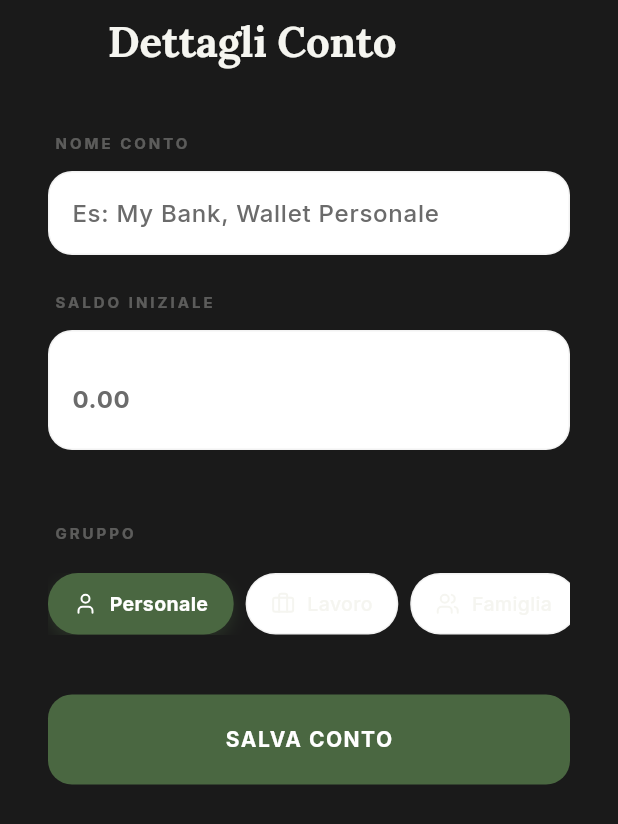
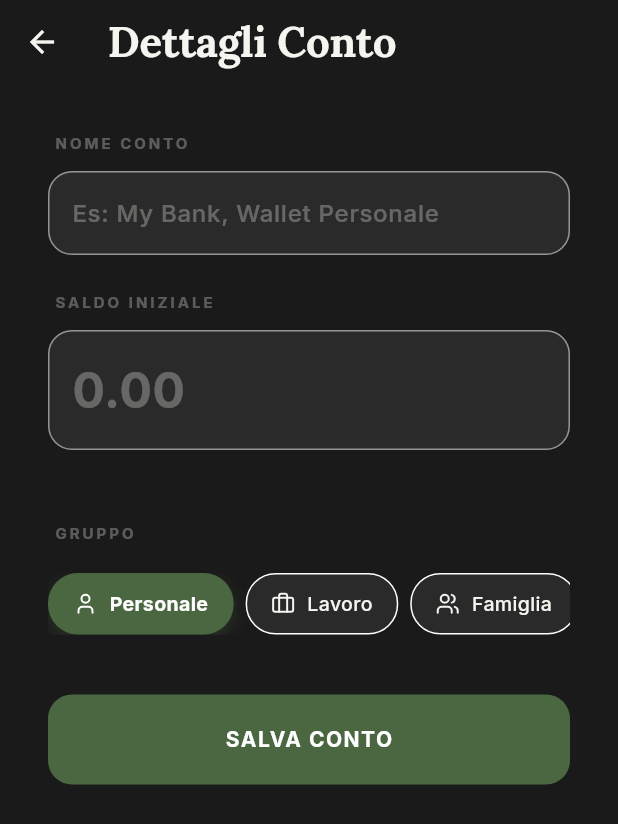
Before and after one commit to xnemesy/Fyne, a Flutter app: the AddAccountScreen screen opened directly, after a tap on "Conto Corrente", on a phone screen of 412 x 824 dp. Shown: the top 824 px of the screen. Run offline on Flutter 3.47's test engine with Material 3 defaults, Android fonts, the phone set to English and light mode, and no system bars; our stand-ins replace cloud_firestore, csv, dio, file_picker, firebase_analytics, firebase_auth and 22 more; missing offline and left inert: bip39, cryptography, crypton, proximity_sensor; accounts and stored records are empty; generated files the repository leaves out were written again; network calls fail.

Commit message:
fix: Enforce dark theme across the app to prevent `GlobalKey` crashes and refactor widgets to explicitly pass `BuildContext`.

```diff
--- a/frontend/lib/presentation/screens/add_account_screen.dart
+++ b/frontend/lib/presentation/screens/add_account_screen.dart
@@ -20,46 +20,49 @@ class _AddAccountScreenState extends ConsumerState<AddAccountScreen> {
   AccountType? _selectedType;
   final _nameController = TextEditingController();
   final _balanceController = TextEditingController();
-  final _cryptoIdController = TextEditingController(); // For crypto symbol/id
+  final _cryptoIdController = TextEditingController();
   bool _isSaving = false;
   String _selectedGroup = 'Personale';
 
+  // Fix Bug 2: chip gruppo usa colorScheme invece di Colors.white hardcoded
   Widget _buildGroupChip(String label, IconData icon) {
     final isSelected = _selectedGroup == label;
+    final cs = Theme.of(context).colorScheme;
     return GestureDetector(
       onTap: () => setState(() => _selectedGroup = label),
       child: AnimatedContainer(
         duration: const Duration(milliseconds: 200),
         padding: const EdgeInsets.symmetric(horizontal: 16, vertical: 10),
         decoration: BoxDecoration(
-          color: isSelected ? const Color(0xFF4A6741) : Colors.white,
+          color: isSelected
+              ? const Color(0xFF4A6741)
+              // Fix Bug 2: sfondo chip non selezionato tema-aware
+              : cs.surfaceContainerHighest,
           borderRadius: BorderRadius.circular(20),
           border: Border.all(
-              color: isSelected
-                  ? Colors.transparent
-                  : Colors.black.withOpacity(0.05)),
+            color: isSelected ? Colors.transparent : cs.outlineVariant,
+          ),
           boxShadow: isSelected
               ? [
                   BoxShadow(
                     color: const Color(0xFF4A6741).withOpacity(0.3),
                     blurRadius: 8,
-                      offset: const Offset(0, 4))
+                    offset: const Offset(0, 4),
+                  )
                 ]
               : [],
         ),
         child: Row(
           mainAxisSize: MainAxisSize.min,
           children: [
-            Icon(icon,
-                size: 16,
-                color: isSelected ? Colors.white : Theme.of(context).colorScheme.onSurface),
+            Icon(icon, size: 16, color: isSelected ? Colors.white : cs.onSurface),
             const SizedBox(width: 8),
             Text(
               label,
               style: GoogleFonts.inter(
                 fontSize: 13,
                 fontWeight: isSelected ? FontWeight.bold : FontWeight.w500,
-                color: isSelected ? Colors.white : Theme.of(context).colorScheme.onSurface,
+                color: isSelected ? Colors.white : cs.onSurface,
               ),
             ),
           ],
@@ -95,11 +98,15 @@ class _AddAccountScreenState extends ConsumerState<AddAccountScreen> {
         title: Text(
           _selectedType == null ? "Tipo Conto" : "Dettagli Conto",
           style: GoogleFonts.lora(
-              fontWeight: FontWeight.bold, color: Theme.of(context).colorScheme.onSurface),
+            fontWeight: FontWeight.bold,
+            // Fix Bug 2: colore AppBar titolo tema-aware
+            color: Theme.of(context).colorScheme.onSurface,
+          ),
         ),
         backgroundColor: Colors.transparent,
         elevation: 0,
-        iconTheme: const IconThemeData(color: Color(0xFF1A1A1A)),
+        // Fix Bug 2: icona back tema-aware invece di 0xFF1A1A1A hardcoded
+        iconTheme: IconThemeData(color: Theme.of(context).colorScheme.onSurface),
       ),
       body: AnimatedSwitcher(
         duration: const Duration(milliseconds: 300),
@@ -111,18 +118,18 @@ class _AddAccountScreenState extends ConsumerState<AddAccountScreen> {
   }
 
   Widget _buildTypeSelection() {
+    final cs = Theme.of(context).colorScheme;
     return ListView(
       padding: const EdgeInsets.all(24),
       children: [
-        // Automatic Banking Option
+        // Connessione automatica (gradient — sempre leggibile white-on-green)
         Padding(
           padding: const EdgeInsets.only(bottom: 24),
           child: InkWell(
             onTap: () {
               Navigator.push(
                 context,
-                MaterialPageRoute(
-                    builder: (context) => const BankSelectionScreen()),
+                MaterialPageRoute(builder: (context) => const BankSelectionScreen()),
               );
             },
             borderRadius: BorderRadius.circular(20),
@@ -151,8 +158,7 @@ class _AddAccountScreenState extends ConsumerState<AddAccountScreen> {
                       color: Colors.white.withOpacity(0.2),
                       borderRadius: BorderRadius.circular(12),
                     ),
-                    child: const Icon(LucideIcons.zap,
-                        color: Colors.white, size: 24),
+                    child: const Icon(LucideIcons.zap, color: Colors.white, size: 24),
                   ),
                   const SizedBox(width: 20),
                   Column(
@@ -176,8 +182,7 @@ class _AddAccountScreenState extends ConsumerState<AddAccountScreen> {
                     ],
                   ),
                   const Spacer(),
-                  const Icon(LucideIcons.chevronRight,
-                      color: Colors.white, size: 18),
+                  const Icon(LucideIcons.chevronRight, color: Colors.white, size: 18),
                 ],
               ),
             ),
@@ -187,6 +192,7 @@ class _AddAccountScreenState extends ConsumerState<AddAccountScreen> {
         _buildInputLabel("O AGGIUNGI MANUALMENTE"),
         const SizedBox(height: 8),
 
+        // Fix Bug 2: container tipi conto usa colorScheme.surface
         ...AccountType.values.map((type) {
           return Padding(
             padding: const EdgeInsets.only(bottom: 16),
@@ -196,36 +202,40 @@ class _AddAccountScreenState extends ConsumerState<AddAccountScreen> {
               child: Container(
                 padding: const EdgeInsets.all(20),
                 decoration: BoxDecoration(
-                  color: Colors.white,
+                  // Fix Bug 2: sfondo tema-aware, leggibile in dark mode
+                  color: cs.surface,
                   borderRadius: BorderRadius.circular(20),
-                  border: Border.all(color: Colors.black.withOpacity(0.05)),
+                  border: Border.all(color: cs.outlineVariant.withOpacity(0.5)),
                 ),
                 child: Row(
                   children: [
                     Container(
                       padding: const EdgeInsets.all(12),
                       decoration: BoxDecoration(
-                        color: const Color(0xFF4A6741).withOpacity(0.1),
+                        color: const Color(0xFF4A6741).withOpacity(0.15),
                         borderRadius: BorderRadius.circular(12),
                       ),
-                      child: Icon(_typeIcons[type],
-                          color: const Color(0xFF4A6741), size: 24),
+                      child: Icon(_typeIcons[type], color: const Color(0xFF4A6741), size: 24),
                     ),
                     const SizedBox(width: 20),
                     Text(
                       _typeLabels[type]!,
                       style: GoogleFonts.inter(
-                          fontWeight: FontWeight.w600, fontSize: 16),
+                        fontWeight: FontWeight.w600,
+                        fontSize: 16,
+                        // Fix Bug 2: testo tema-aware
+                        color: cs.onSurface,
+                      ),
                     ),
                     const Spacer(),
-                    Icon(LucideIcons.chevronRight,
-                        color: Colors.black.withOpacity(0.2), size: 18),
+                    // Fix Bug 2: icona chevron tema-aware
+                    Icon(LucideIcons.chevronRight, color: cs.onSurface.withOpacity(0.3), size: 18),
                   ],
                 ),
               ),
             ),
           );
-        }).toList(),
+        }),
       ],
     );
   }
@@ -243,9 +253,7 @@ class _AddAccountScreenState extends ConsumerState<AddAccountScreen> {
             decoration: _inputDecoration("Es: My Bank, Wallet Personale"),
           ),
           const SizedBox(height: 24),
-          _buildInputLabel(_selectedType == AccountType.crypto
-              ? "QUANTITÀ"
-              : "SALDO INIZIALE"),
+          _buildInputLabel(_selectedType == AccountType.crypto ? "QUANTITÀ" : "SALDO INIZIALE"),
           TextField(
             controller: _balanceController,
             keyboardType: const TextInputType.numberWithOptions(decimal: true),
@@ -280,18 +288,18 @@ class _AddAccountScreenState extends ConsumerState<AddAccountScreen> {
                 foregroundColor: Colors.white,
                 elevation: 0,
                 padding: const EdgeInsets.symmetric(vertical: 20),
-                shape: RoundedRectangleBorder(
-                    borderRadius: BorderRadius.circular(16)),
+                shape: RoundedRectangleBorder(borderRadius: BorderRadius.circular(16)),
               ),
               child: _isSaving
                   ? const SizedBox(
                       height: 20,
                       width: 20,
-                      child: CircularProgressIndicator(
-                          color: Colors.white, strokeWidth: 2))
-                  : Text("SALVA CONTO",
-                      style: GoogleFonts.inter(
-                          fontWeight: FontWeight.bold, letterSpacing: 1)),
+                      child: CircularProgressIndicator(color: Colors.white, strokeWidth: 2),
+                    )
+                  : Text(
+                      "SALVA CONTO",
+                      style: GoogleFonts.inter(fontWeight: FontWeight.bold, letterSpacing: 1),
+                    ),
             ),
           ),
         ],
@@ -308,19 +316,23 @@ class _AddAccountScreenState extends ConsumerState<AddAccountScreen> {
           letterSpacing: 2,
           fontSize: 10,
           fontWeight: FontWeight.bold,
-            color: Theme.of(context).colorScheme.onSurface.withOpacity(0.3)),
+          color: Theme.of(context).colorScheme.onSurface.withOpacity(0.3),
+        ),
       ),
     );
   }
 
+  // Fix Bug 2: fillColor usa surfaceContainerHighest invece di Colors.white
   InputDecoration _inputDecoration(String hint) {
+    final cs = Theme.of(context).colorScheme;
     return InputDecoration(
       hintText: hint,
+      hintStyle: GoogleFonts.inter(color: cs.onSurface.withOpacity(0.3)),
       filled: true,
-      fillColor: Colors.white,
+      fillColor: cs.surfaceContainerHighest,
       enabledBorder: OutlineInputBorder(
         borderRadius: BorderRadius.circular(16),
-        borderSide: BorderSide(color: Colors.black.withOpacity(0.05)),
+        borderSide: BorderSide(color: cs.outlineVariant.withOpacity(0.5)),
       ),
       focusedBorder: OutlineInputBorder(
         borderRadius: BorderRadius.circular(16),
@@ -332,9 +344,7 @@ class _AddAccountScreenState extends ConsumerState<AddAccountScreen> {
   Future<void> _saveAccount() async {
     if (_nameController.text.isEmpty || _balanceController.text.isEmpty) return;
 
-    setState(() {
-      _isSaving = true;
-    });
+    setState(() => _isSaving = true);
 
     try {
       final crypto = ref.read(cryptoServiceProvider);
@@ -343,32 +353,26 @@ class _AddAccountScreenState extends ConsumerState<AddAccountScreen> {
       if (masterKey == null) {
         ScaffoldMessenger.of(context)
           ..clearSnackBars()
-          ..showSnackBar(const SnackBar(
-            content:
-                Text("Il vault non è ancora pronto. Riprova tra un momento."),
-          ));
+          ..showSnackBar(
+            const SnackBar(content: Text("Il vault non è ancora pronto. Riprova tra un momento.")),
+          );
         return;
       }
 
       if (!crypto.isUnlocked) {
         ScaffoldMessenger.of(context)
           ..clearSnackBars()
-          ..showSnackBar(const SnackBar(
-            content: Text("Vault bloccato. Sbloccalo e riprova."),
-          ));
+          ..showSnackBar(const SnackBar(content: Text("Vault bloccato. Sbloccalo e riprova.")));
         return;
       }
 
-      final result =
-          await ref.read(accountsProvider.notifier).createAccountFromForm(
+      final result = await ref.read(accountsProvider.notifier).createAccountFromForm(
             CreateAccountCommand(
               name: _nameController.text,
               balance: _balanceController.text,
               type: _selectedType!,
               group: _selectedGroup,
-                  providerId: _selectedType == AccountType.crypto
-                      ? _cryptoIdController.text
-                      : null,
+              providerId: _selectedType == AccountType.crypto ? _cryptoIdController.text : null,
               currency: 'EUR',
             ),
           );
@@ -380,7 +384,7 @@ class _AddAccountScreenState extends ConsumerState<AddAccountScreen> {
           content: Text(
             result.syncStatus == AccountSyncStatus.pendingCreate
                 ? "Conto salvato. Sincronizzazione cloud in background."
-                : "Conto salvato.",
+                : "Conto salvato e sincronizzato.",
           ),
         ));
       Navigator.pop(context);
@@ -395,9 +399,7 @@ class _AddAccountScreenState extends ConsumerState<AddAccountScreen> {
           ),
         ));
     } finally {
-      setState(() {
-        _isSaving = false;
-      });
+      setState(() => _isSaving = false);
     }
   }
 }
--- a/frontend/lib/presentation/screens/backup_screen.dart
+++ b/frontend/lib/presentation/screens/backup_screen.dart
@@ -422,7 +422,7 @@ class _BackupScreenState extends ConsumerState<BackupScreen>
                     ),
                     child: Row(
                       children: [
-                        const Icon(
+                        Icon(
                           Icons.info_outline,
                           size: 20,
                           color: Theme.of(context).colorScheme.onSurface.withOpacity(0.6),
@@ -649,7 +649,7 @@ class _BackupScreenState extends ConsumerState<BackupScreen>
                   child: CircularProgressIndicator(strokeWidth: 2),
                 )
               else
-                const Icon(
+                Icon(
                   Icons.chevron_right,
                   color: Theme.of(context).colorScheme.onSurface.withOpacity(0.6),
                 ),
--- a/frontend/lib/presentation/screens/dashboard_screen.dart
+++ b/frontend/lib/presentation/screens/dashboard_screen.dart
@@ -123,7 +123,7 @@ class _DashboardScreenState extends ConsumerState<DashboardScreen> {
           child: Column(
             mainAxisAlignment: MainAxisAlignment.center,
             children: [
-              const Icon(Icons.hourglass_empty_rounded,
+              Icon(Icons.hourglass_empty_rounded,
                   size: 64, color: Theme.of(context).colorScheme.onSurface.withOpacity(0.6)),
               const SizedBox(height: 16),
               Text(
--- a/frontend/lib/presentation/screens/master_key_wizard.dart
+++ b/frontend/lib/presentation/screens/master_key_wizard.dart
@@ -395,7 +395,7 @@ class _MasterKeyWizardState extends ConsumerState<MasterKeyWizard> {
                                   text: '${i + 1}. ',
                                   style: GoogleFonts.inter(
                                     fontSize: 11,
-                                    color: Theme.of(context).colorScheme.onSurface.withOpacity(0.6)er,
+                                    color: Theme.of(context).colorScheme.onSurface.withOpacity(0.4),
                                     fontWeight: FontWeight.w500,
                                   ),
                                 ),
@@ -1078,7 +1078,7 @@ class _MasterKeyWizardState extends ConsumerState<MasterKeyWizard> {
               ),
               child: Row(
                 children: [
-                  const Icon(Icons.info_outline, color: Theme.of(context).colorScheme.onSurface.withOpacity(0.6)),
+                  Icon(Icons.info_outline, color: Theme.of(context).colorScheme.onSurface.withOpacity(0.6)),
                   const SizedBox(width: 12),
                   Expanded(
                     child: Text(
@@ -1093,7 +1093,7 @@ class _MasterKeyWizardState extends ConsumerState<MasterKeyWizard> {
           const SizedBox(height: 12),
           Text(
             'Puoi sempre modificare questa impostazione nelle Impostazioni.',
-            style: GoogleFonts.inter(fontSize: 12, color: Theme.of(context).colorScheme.onSurface.withOpacity(0.6)er),
+            style: GoogleFonts.inter(fontSize: 12, color: Theme.of(context).colorScheme.onSurface.withOpacity(0.4)),
           ),
           const SizedBox(height: 40),
 
--- a/frontend/lib/presentation/screens/onboarding_screen.dart
+++ b/frontend/lib/presentation/screens/onboarding_screen.dart
@@ -388,7 +388,7 @@ class _InAppTutorialOverlayState extends State<InAppTutorialOverlay> {
             children: [
               Text(
                 '${_currentStep + 1}/${widget.steps.length}',
-                style: const TextStyle(
+                style: TextStyle(
                   fontSize: 12,
                   color: Theme.of(context).colorScheme.onSurface.withOpacity(0.6),
                 ),
--- a/frontend/lib/presentation/screens/recovery_screen.dart
+++ b/frontend/lib/presentation/screens/recovery_screen.dart
@@ -78,7 +78,7 @@ class _RecoveryScreenState extends ConsumerState<RecoveryScreen> {
         elevation: 0,
         leading: IconButton(
           onPressed: () => Navigator.pop(context),
-          icon: const Icon(Icons.arrow_back_ios_new, size: 18, color: Theme.of(context).colorScheme.onSurface),
+          icon: Icon(Icons.arrow_back_ios_new, size: 18, color: Theme.of(context).colorScheme.onSurface),
         ),
         title: Text(
           'Ripristino Vault',
@@ -139,7 +139,7 @@ class _RecoveryScreenState extends ConsumerState<RecoveryScreen> {
                       prefixText: '${i + 1}. ',
                       prefixStyle: GoogleFonts.inter(
                         fontSize: 11,
-                        color: Theme.of(context).colorScheme.onSurface.withOpacity(0.6)er,
+                        color: Theme.of(context).colorScheme.onSurface.withOpacity(0.4),
                       ),
                       filled: true,
                       fillColor: Colors.white,
@@ -214,7 +214,7 @@ class _RecoveryScreenState extends ConsumerState<RecoveryScreen> {
               Center(
                 child: Text(
                   'La chiave non viene inviata a nessun server.',
-                  style: GoogleFonts.inter(fontSize: 12, color: Theme.of(context).colorScheme.onSurface.withOpacity(0.6)er),
+                  style: GoogleFonts.inter(fontSize: 12, color: Theme.of(context).colorScheme.onSurface.withOpacity(0.4)),
                 ),
               ),
             ],
```
Also changed, not shown: frontend/lib/data/repositories/account_sync_repository.dart (+39 -41 lines), frontend/lib/main.dart (+16 -20 lines), frontend/lib/presentation/screens/budgets_screen.dart (+4 -4 lines), frontend/lib/presentation/screens/categorization_rules_screen.dart (+4 -4 lines), frontend/lib/presentation/screens/scheduled_screen.dart (+4 -4 lines), frontend/lib/presentation/screens/transaction_detail_screen.dart (+4 -4 lines), frontend/lib/presentation/screens/wallet_screen.dart (+4 -4 lines), frontend/lib/presentation/widgets/wallet/wallet_summary_card.dart (+24 -14 lines), frontend/lib/providers/sync_provider.dart (+10 -5 lines), frontend/lib/providers/theme_provider.dart (+11 -43 lines), frontend/lib/providers/wallet_provider.dart (+12 -22 lines), frontend/lib/services/sync_service.dart (+154 -43 lines). Lines whose indentation alone changed are shown as unchanged.
